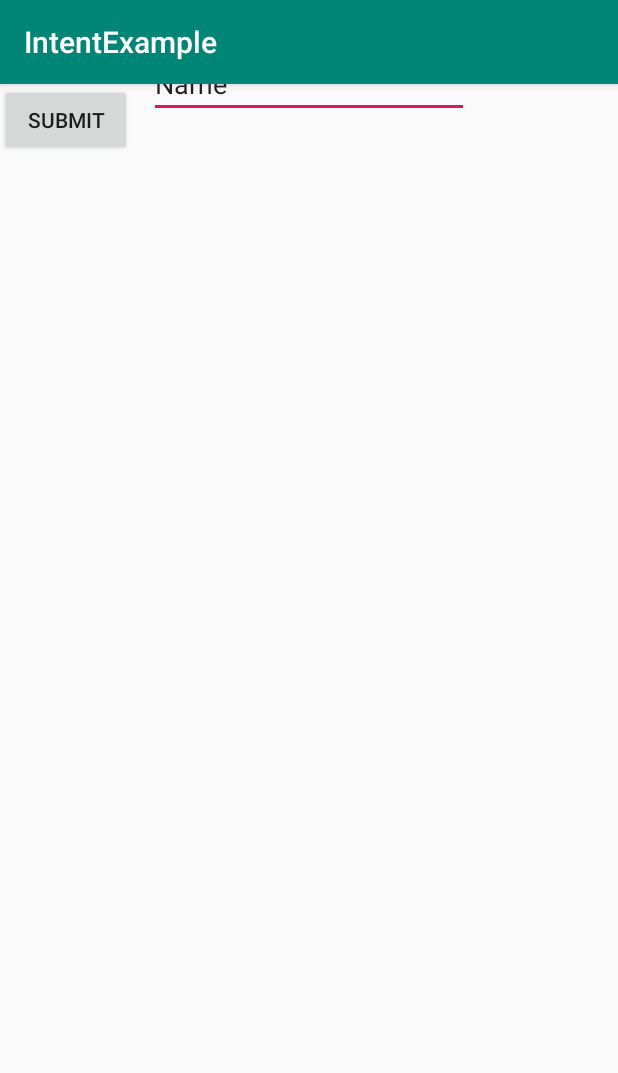
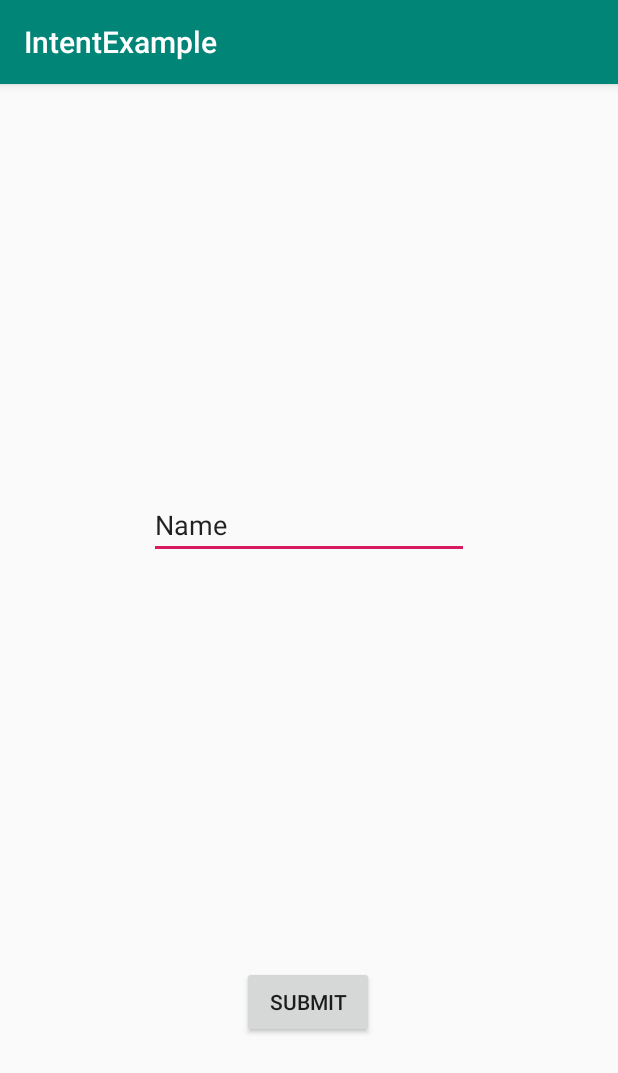
Before and after one commit to parth1493/IntentExample, an Android app: the screen it shows after launch (MainActivity), on a phone screen of 412 x 824 dp. Shown: the top 1073 px of the screen. Run offline under Robolectric (Android 15) with nearby library versions, the phone set to English and light mode, and no system bars.

```diff
--- a/app/src/main/res/layout/activity_main.xml
+++ b/app/src/main/res/layout/activity_main.xml
@@ -10,9 +10,14 @@
         android:id="@+id/button"
         android:layout_width="wrap_content"
         android:layout_height="wrap_content"
+        android:layout_marginStart="8dp"
+        android:layout_marginEnd="8dp"
+        android:layout_marginBottom="132dp"
         android:text="Submit"
-        tools:layout_editor_absoluteX="161dp"
-        tools:layout_editor_absoluteY="540dp"
+        app:layout_constraintBottom_toBottomOf="parent"
+        app:layout_constraintEnd_toEndOf="parent"
+        app:layout_constraintHorizontal_bias="0.498"
+        app:layout_constraintStart_toStartOf="parent"
         tools:ignore="MissingConstraints" />
 
 
```
